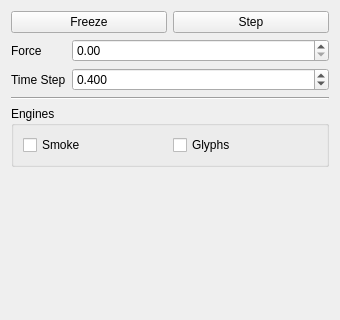
First picture: the form in smoke/view/simulationtab.ui, repository bvanloon/Scientific-Visualization, before the edit; both pictures show x 0 to 340 and y 0 to 320 of the 340 by 500 pixel window.
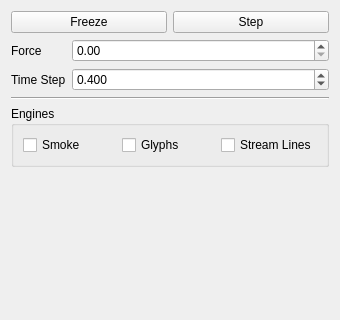
Second picture: the form after the edit.

```diff
--- a/smoke/view/simulationtab.ui
+++ b/smoke/view/simulationtab.ui
@@ -117,6 +117,13 @@
         </property>
        </widget>
       </item>
+      <item>
+       <widget class="QCheckBox" name="streamLinesCheckBox">
+        <property name="text">
+         <string>Stream Lines</string>
+        </property>
+       </widget>
+      </item>
      </layout>
     </widget>
    </item>
```
